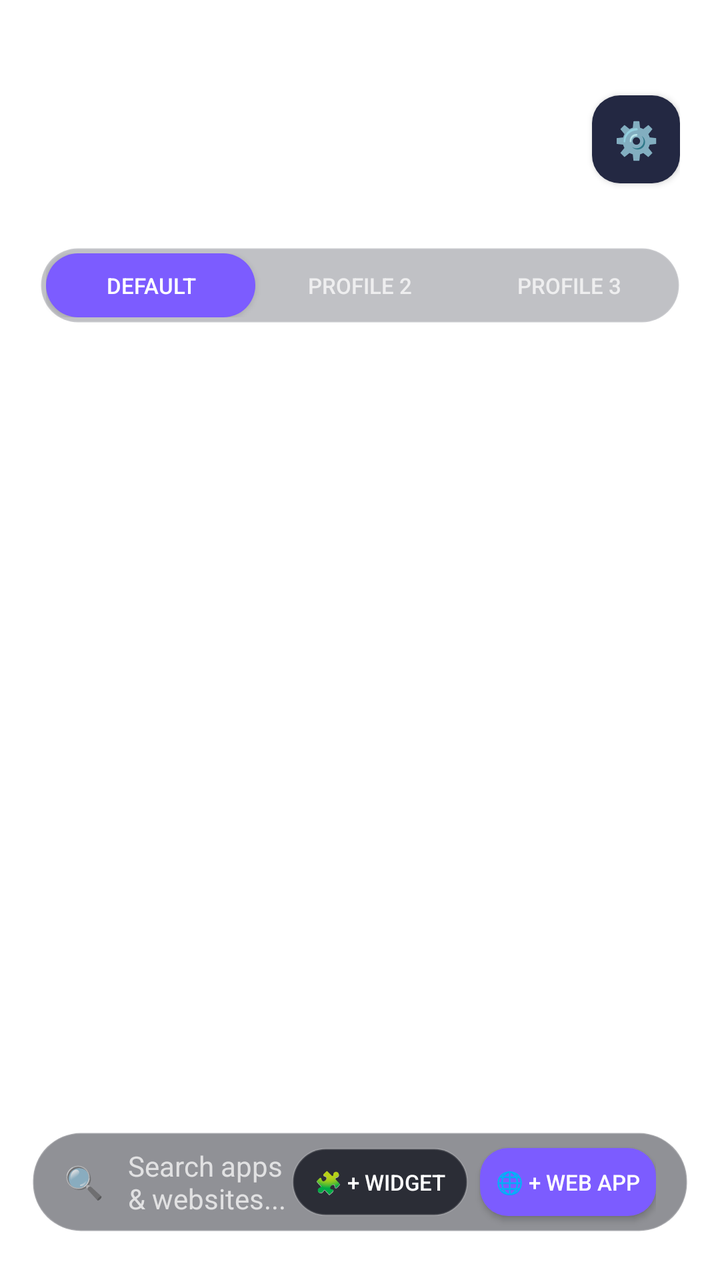
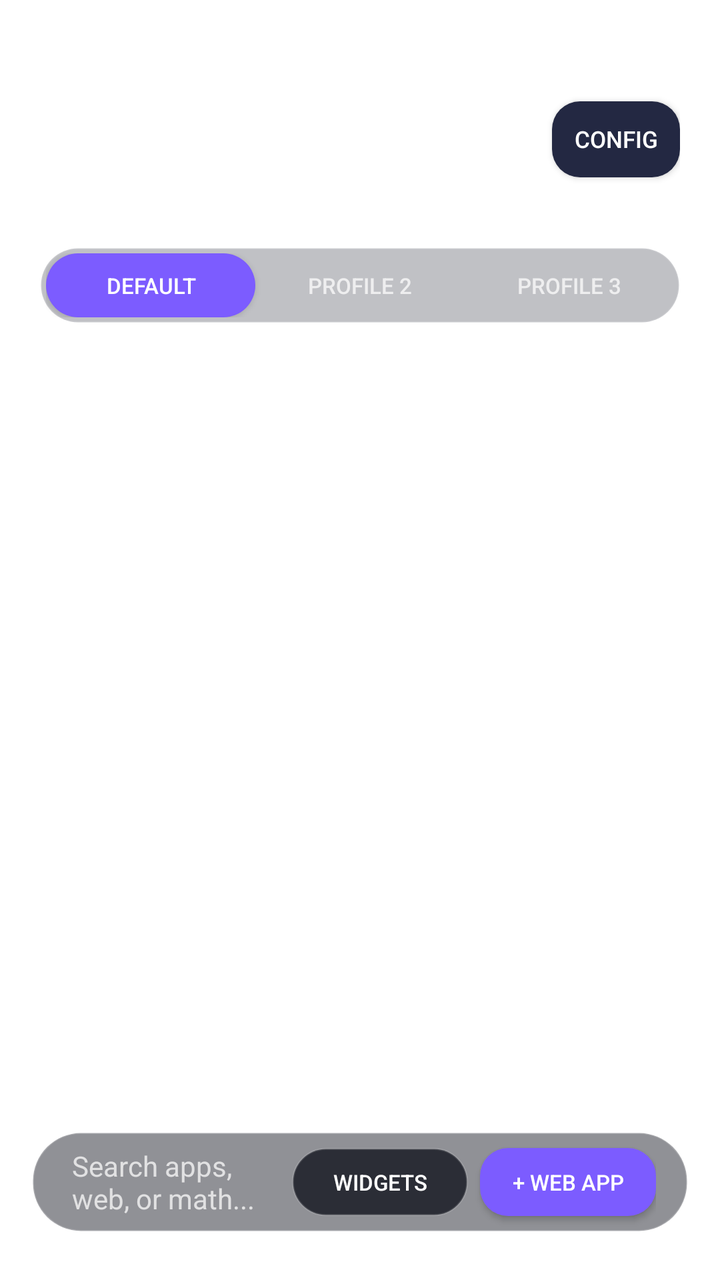

Screens rendered from an Android XML layout before and after an edit, with the pre-edit source and the edit as a unified diff.
<!-- AndroidManifest.xml: activity theme android:Theme.Material.Wallpaper.NoTitleBar -->
<!-- res/layout/activity_home.xml -->
<?xml version="1.0" encoding="utf-8"?>
<RelativeLayout xmlns:android="http://schemas.android.com/apk/res/android"
    android:id="@+id/home_root"
    android:layout_width="match_parent"
    android:layout_height="match_parent"
    android:fitsSystemWindows="true">

    
    <LinearLayout
        android:id="@+id/drag_action_bar"
        android:layout_width="match_parent"
        android:layout_height="52dp"
        android:layout_alignParentTop="true"
        android:orientation="horizontal"
        android:gravity="center"
        android:paddingStart="24dp"
        android:paddingEnd="24dp"
        android:background="#E610121C"
        android:elevation="12dp"
        android:visibility="gone">

        <TextView
            android:id="@+id/drag_action_remove"
            android:layout_width="wrap_content"
            android:layout_height="38dp"
            android:background="@drawable/dock_card"
            android:gravity="center"
            android:paddingStart="18dp"
            android:paddingEnd="18dp"
            android:text="🗑️ Drop to Remove"
            android:textColor="#FF5A5A"
            android:textSize="13sp"
            android:fontFamily="sans-serif-medium"
            android:layout_marginEnd="16dp" />

        <TextView
            android:id="@+id/drag_action_options"
            android:layout_width="wrap_content"
            android:layout_height="38dp"
            android:background="@drawable/dock_card"
            android:gravity="center"
            android:paddingStart="18dp"
            android:paddingEnd="18dp"
            android:text="⚙️ Drop for Options"
            android:textColor="#FFFFFF"
            android:textSize="13sp"
            android:fontFamily="sans-serif-medium" />
    </LinearLayout>

    
    <LinearLayout
        android:id="@+id/header_container"
        android:layout_width="match_parent"
        android:layout_height="wrap_content"
        android:orientation="vertical"
        android:paddingStart="20dp"
        android:paddingEnd="20dp"
        android:paddingTop="28dp"
        android:paddingBottom="12dp">

        <RelativeLayout
            android:layout_width="match_parent"
            android:layout_height="wrap_content">

            <LinearLayout
                android:layout_width="wrap_content"
                android:layout_height="wrap_content"
                android:orientation="vertical"
                android:layout_alignParentStart="true">

                <TextView
                    android:id="@+id/home_clock"
                    android:layout_width="wrap_content"
                    android:layout_height="wrap_content"
                    android:textColor="#FFFFFF"
                    android:textSize="44sp"
                    android:fontFamily="sans-serif-medium"
                    android:shadowColor="#AA000000"
                    android:shadowDx="2"
                    android:shadowDy="2"
                    android:shadowRadius="4" />

                <TextView
                    android:id="@+id/home_date_battery"
                    android:layout_width="wrap_content"
                    android:layout_height="wrap_content"
                    android:textColor="#DDEEFA"
                    android:textSize="14sp"
                    android:shadowColor="#AA000000"
                    android:shadowDx="1"
                    android:shadowDy="1"
                    android:shadowRadius="3" />

                
                <LinearLayout
                    android:id="@+id/home_glance_bar"
                    android:layout_width="wrap_content"
                    android:layout_height="wrap_content"
                    android:orientation="horizontal"
                    android:paddingTop="6dp">

                    <TextView
                        android:id="@+id/glance_alarm"
                        android:layout_width="wrap_content"
                        android:layout_height="26dp"
                        android:background="@drawable/dock_card"
                        android:gravity="center_vertical"
                        android:paddingStart="8dp"
                        android:paddingEnd="8dp"
                        android:textColor="#FFFFFF"
                        android:textSize="11sp"
                        android:layout_marginEnd="6dp"
                        android:visibility="gone" />

                    <TextView
                        android:id="@+id/glance_event"
                        android:layout_width="wrap_content"
                        android:layout_height="26dp"
                        android:background="@drawable/dock_card"
                        android:gravity="center_vertical"
                        android:paddingStart="8dp"
                        android:paddingEnd="8dp"
                        android:textColor="#FFFFFF"
                        android:textSize="11sp"
                        android:layout_marginEnd="6dp"
                        android:visibility="gone" />

                    <TextView
                        android:id="@+id/glance_battery"
                        android:layout_width="wrap_content"
                        android:layout_height="26dp"
                        android:background="@drawable/dock_card"
                        android:gravity="center_vertical"
                        android:paddingStart="8dp"
                        android:paddingEnd="8dp"
                        android:textColor="#FFFFFF"
                        android:textSize="11sp"
                        android:visibility="gone" />
                </LinearLayout>
            </LinearLayout>

            
            <Button
                android:id="@+id/btn_home_settings"
                android:layout_width="44dp"
                android:layout_height="44dp"
                android:layout_alignParentEnd="true"
                android:layout_centerVertical="true"
                android:background="@drawable/btn_ghost"
                android:text="⚙️"
                android:textSize="18sp"
                android:textColor="#FFFFFF" />
        </RelativeLayout>

        
        <LinearLayout
            android:id="@+id/home_tabs_container"
            android:layout_width="match_parent"
            android:layout_height="38dp"
            android:layout_marginTop="12dp"
            android:background="@drawable/tab_segment_container"
            android:orientation="horizontal">

            <Button
                android:id="@+id/home_tab_p0"
                android:layout_width="0dp"
                android:layout_height="match_parent"
                android:layout_weight="1"
                android:background="@drawable/tab_active_pill"
                android:text="Default"
                android:textSize="11sp"
                android:fontFamily="sans-serif-medium"
                android:textColor="#FFFFFF" />

            <Button
                android:id="@+id/home_tab_p1"
                android:layout_width="0dp"
                android:layout_height="match_parent"
                android:layout_weight="1"
                android:background="@android:color/transparent"
                android:text="Profile 2"
                android:textSize="11sp"
                android:fontFamily="sans-serif-medium"
                android:textColor="#BBFFFFFF" />

            <Button
                android:id="@+id/home_tab_p2"
                android:layout_width="0dp"
                android:layout_height="match_parent"
                android:layout_weight="1"
                android:background="@android:color/transparent"
                android:text="Profile 3"
                android:textSize="11sp"
                android:fontFamily="sans-serif-medium"
                android:textColor="#BBFFFFFF" />
        </LinearLayout>
    </LinearLayout>

    
    <LinearLayout
        android:id="@+id/btn_toggle_apps_pill"
        android:layout_width="wrap_content"
        android:layout_height="44dp"
        android:layout_above="@id/bottom_bar"
        android:layout_centerHorizontal="true"
        android:layout_marginBottom="12dp"
        android:background="@drawable/tab_segment_container"
        android:orientation="horizontal"
        android:gravity="center"
        android:paddingStart="24dp"
        android:paddingEnd="24dp"
        android:clickable="true"
        android:focusable="true"
        android:elevation="6dp"
        android:visibility="gone">

        <TextView
            android:id="@+id/text_toggle_apps_pill"
            android:layout_width="wrap_content"
            android:layout_height="wrap_content"
            android:text="🚀 Apps"
            android:textColor="#FFFFFF"
            android:textSize="14sp"
            android:fontFamily="sans-serif-medium"
            android:shadowColor="#AA000000"
            android:shadowDx="1"
            android:shadowDy="1"
            android:shadowRadius="3" />
    </LinearLayout>

    
    <LinearLayout
        android:id="@+id/bottom_bar"
        android:layout_width="match_parent"
        android:layout_height="wrap_content"
        android:layout_alignParentBottom="true"
        android:orientation="vertical"
        android:paddingStart="16dp"
        android:paddingEnd="16dp"
        android:paddingBottom="24dp">

        
        <LinearLayout
            android:id="@+id/home_search_bar"
            android:layout_width="match_parent"
            android:layout_height="50dp"
            android:orientation="horizontal"
            android:gravity="center_vertical"
            android:background="@drawable/search_bar"
            android:paddingStart="16dp"
            android:paddingEnd="16dp"
            android:clickable="true"
            android:focusable="true">

            <TextView
                android:layout_width="wrap_content"
                android:layout_height="wrap_content"
                android:text="🔍"
                android:textSize="16sp" />

            <TextView
                android:id="@+id/home_search_hint"
                android:layout_width="0dp"
                android:layout_height="wrap_content"
                android:layout_weight="1"
                android:paddingStart="12dp"
                android:text="Search apps &amp; websites..."
                android:textColor="#BBFFFFFF"
                android:textSize="14sp" />

            <Button
                android:id="@+id/btn_quick_add_widget"
                android:layout_width="wrap_content"
                android:layout_height="34dp"
                android:background="@drawable/dock_card"
                android:text="🧩 + Widget"
                android:textColor="#FFFFFF"
                android:textSize="11sp"
                android:paddingStart="8dp"
                android:paddingEnd="8dp"
                android:layout_marginEnd="6dp" />

            <Button
                android:id="@+id/btn_quick_add_web"
                android:layout_width="wrap_content"
                android:layout_height="34dp"
                android:background="@drawable/btn_accent"
                android:text="🌐 + Web App"
                android:textColor="#FFFFFF"
                android:textSize="11sp"
                android:paddingStart="8dp"
                android:paddingEnd="8dp" />
        </LinearLayout>
    </LinearLayout>

    
    <LinearLayout
        android:id="@+id/home_widgets_container"
        android:layout_width="match_parent"
        android:layout_height="wrap_content"
        android:layout_below="@id/header_container"
        android:orientation="vertical"
        android:paddingStart="12dp"
        android:paddingEnd="12dp"
        android:paddingBottom="6dp" />

    
    <GridView
        android:id="@+id/home_grid"
        android:layout_width="match_parent"
        android:layout_height="match_parent"
        android:layout_below="@id/home_widgets_container"
        android:layout_above="@id/bottom_bar"
        android:numColumns="4"
        android:verticalSpacing="12dp"
        android:horizontalSpacing="4dp"
        android:paddingStart="8dp"
        android:paddingEnd="8dp"
        android:paddingTop="8dp"
        android:paddingBottom="8dp"
        android:clipToPadding="false"
        android:listSelector="@android:color/transparent"
        android:overScrollMode="never"
        android:scrollbars="none"
        android:fadingEdge="none"
        android:gravity="center" />

    
    <TextView
        android:id="@+id/home_empty_hint"
        android:layout_width="wrap_content"
        android:layout_height="wrap_content"
        android:layout_centerInParent="true"
        android:gravity="center"
        android:text="No shortcuts in this profile yet.\nTap '🌐 + Web App' below or ⚙️ Settings to add apps!"
        android:textColor="#CCFFFFFF"
        android:textSize="14sp"
        android:padding="20dp"
        android:background="@drawable/dock_card"
        android:visibility="gone" />

</RelativeLayout>
<!-- resources referenced by this layout -->
<resources>
  <!-- drawable btn_accent (drawable) -->
  <?xml version="1.0" encoding="utf-8"?>
  <shape xmlns:android="http://schemas.android.com/apk/res/android"
      android:shape="rectangle">
      <corners android:radius="14dp" />
      <solid android:color="#FF7C5CFF" />
  </shape>
  <!-- drawable btn_ghost (drawable) -->
  <?xml version="1.0" encoding="utf-8"?>
  <shape xmlns:android="http://schemas.android.com/apk/res/android"
      android:shape="rectangle">
      <corners android:radius="14dp" />
      <solid android:color="#FF232842" />
  </shape>
  <!-- drawable dock_card (drawable) -->
  <?xml version="1.0" encoding="utf-8"?>
  <shape xmlns:android="http://schemas.android.com/apk/res/android"
      android:shape="rectangle">
      <corners android:radius="28dp" />
      <solid android:color="#CC12141F" />
      <stroke android:width="1dp" android:color="#22FFFFFF" />
  </shape>
  <!-- drawable search_bar (drawable) -->
  <?xml version="1.0" encoding="utf-8"?>
  <shape xmlns:android="http://schemas.android.com/apk/res/android"
      android:shape="rectangle">
      <corners android:radius="24dp" />
      <solid android:color="#7712141F" />
      <stroke android:width="1dp" android:color="#33FFFFFF" />
  </shape>
  <!-- drawable tab_active_pill (drawable) -->
  <?xml version="1.0" encoding="utf-8"?>
  <shape xmlns:android="http://schemas.android.com/apk/res/android"
      android:shape="rectangle">
      <corners android:radius="17dp" />
      <solid android:color="#FF7C5CFF" />
  </shape>
  <!-- drawable tab_segment_container (drawable) -->
  <?xml version="1.0" encoding="utf-8"?>
  <shape xmlns:android="http://schemas.android.com/apk/res/android"
      android:shape="rectangle">
      <corners android:radius="20dp" />
      <solid android:color="#44131726" />
      <stroke android:width="1dp" android:color="#25FFFFFF" />
      <padding
          android:left="3dp"
          android:top="3dp"
          android:right="3dp"
          android:bottom="3dp" />
  </shape>
</resources>

<!-- the commit's change to res/layout/activity_home.xml (unified diff, before → after) -->
@@ -142,13 +142,13 @@
             
             <Button
                 android:id="@+id/btn_home_settings"
-                android:layout_width="44dp"
-                android:layout_height="44dp"
+                android:layout_width="64dp"
+                android:layout_height="38dp"
                 android:layout_alignParentEnd="true"
                 android:layout_centerVertical="true"
                 android:background="@drawable/btn_ghost"
-                android:text="⚙️"
-                android:textSize="18sp"
+                android:text="Config"
+                android:textSize="11.5sp"
                 android:textColor="#FFFFFF" />
         </RelativeLayout>
 
@@ -193,6 +193,85 @@
                 android:textSize="11sp"
                 android:fontFamily="sans-serif-medium"
                 android:textColor="#BBFFFFFF" />
+        </LinearLayout>
+
+        
+        <LinearLayout
+            android:id="@+id/home_now_playing_bar"
+            android:layout_width="match_parent"
+            android:layout_height="48dp"
+            android:layout_marginTop="10dp"
+            android:background="@drawable/dock_card"
+            android:orientation="horizontal"
+            android:gravity="center_vertical"
+            android:paddingStart="14dp"
+            android:paddingEnd="8dp"
+            android:visibility="gone">
+
+            <LinearLayout
+                android:id="@+id/now_playing_info_container"
+                android:layout_width="0dp"
+                android:layout_height="match_parent"
+                android:layout_weight="1"
+                android:orientation="vertical"
+                android:gravity="center_vertical"
+                android:clickable="true"
+                android:focusable="true">
+
+                <TextView
+                    android:id="@+id/now_playing_title"
+                    android:layout_width="match_parent"
+                    android:layout_height="wrap_content"
+                    android:textColor="#FFFFFF"
+                    android:textSize="12.5sp"
+                    android:fontFamily="sans-serif-medium"
+                    android:singleLine="true"
+                    android:ellipsize="end"
+                    android:text="Now Playing" />
+
+                <TextView
+                    android:id="@+id/now_playing_artist"
+                    android:layout_width="match_parent"
+                    android:layout_height="wrap_content"
+                    android:textColor="#AAFFFFFF"
+                    android:textSize="10.5sp"
+                    android:singleLine="true"
+                    android:ellipsize="end"
+                    android:text="Tap to open player" />
+            </LinearLayout>
+
+            <TextView
+                android:id="@+id/btn_media_prev"
+                android:layout_width="34dp"
+                android:layout_height="34dp"
+                android:gravity="center"
+                android:text="⏮"
+                android:textColor="#FFFFFF"
+                android:textSize="13sp"
+                android:clickable="true"
+                android:focusable="true" />
+
+            <TextView
+                android:id="@+id/btn_media_toggle"
+                android:layout_width="36dp"
+                android:layout_height="34dp"
+                android:gravity="center"
+                android:text="⏸"
+                android:textColor="#FF4B4B"
+                android:textSize="14sp"
+                android:clickable="true"
+                android:focusable="true" />
+
+            <TextView
+                android:id="@+id/btn_media_next"
+                android:layout_width="34dp"
+                android:layout_height="34dp"
+                android:gravity="center"
+                android:text="⏭"
+                android:textColor="#FFFFFF"
+                android:textSize="13sp"
+                android:clickable="true"
+                android:focusable="true" />
         </LinearLayout>
     </LinearLayout>
 
@@ -218,7 +297,7 @@
             android:id="@+id/text_toggle_apps_pill"
             android:layout_width="wrap_content"
             android:layout_height="wrap_content"
-            android:text="🚀 Apps"
+            android:text="Apps"
             android:textColor="#FFFFFF"
             android:textSize="14sp"
             android:fontFamily="sans-serif-medium"
@@ -253,18 +332,12 @@
             android:focusable="true">
 
             <TextView
-                android:layout_width="wrap_content"
-                android:layout_height="wrap_content"
-                android:text="🔍"
-                android:textSize="16sp" />
-
-            <TextView
                 android:id="@+id/home_search_hint"
                 android:layout_width="0dp"
                 android:layout_height="wrap_content"
                 android:layout_weight="1"
-                android:paddingStart="12dp"
-                android:text="Search apps &amp; websites..."
+                android:paddingStart="4dp"
+                android:text="Search apps, web, or math..."
                 android:textColor="#BBFFFFFF"
                 android:textSize="14sp" />
 
@@ -273,11 +346,11 @@
                 android:layout_width="wrap_content"
                 android:layout_height="34dp"
                 android:background="@drawable/dock_card"
-                android:text="🧩 + Widget"
+                android:text="Widgets"
                 android:textColor="#FFFFFF"
                 android:textSize="11sp"
-                android:paddingStart="8dp"
-                android:paddingEnd="8dp"
+                android:paddingStart="10dp"
+                android:paddingEnd="10dp"
                 android:layout_marginEnd="6dp" />
 
             <Button
@@ -285,11 +358,11 @@
                 android:layout_width="wrap_content"
                 android:layout_height="34dp"
                 android:background="@drawable/btn_accent"
-                android:text="🌐 + Web App"
+                android:text="+ Web App"
                 android:textColor="#FFFFFF"
                 android:textSize="11sp"
-                android:paddingStart="8dp"
-                android:paddingEnd="8dp" />
+                android:paddingStart="10dp"
+                android:paddingEnd="10dp" />
         </LinearLayout>
     </LinearLayout>
 
@@ -332,7 +405,7 @@
         android:layout_height="wrap_content"
         android:layout_centerInParent="true"
         android:gravity="center"
-        android:text="No shortcuts in this profile yet.\nTap '🌐 + Web App' below or ⚙️ Settings to add apps!"
+        android:text="No shortcuts in this profile yet.\nTap '+ Web App' below or Config to add apps."
         android:textColor="#CCFFFFFF"
         android:textSize="14sp"
         android:padding="20dp"
